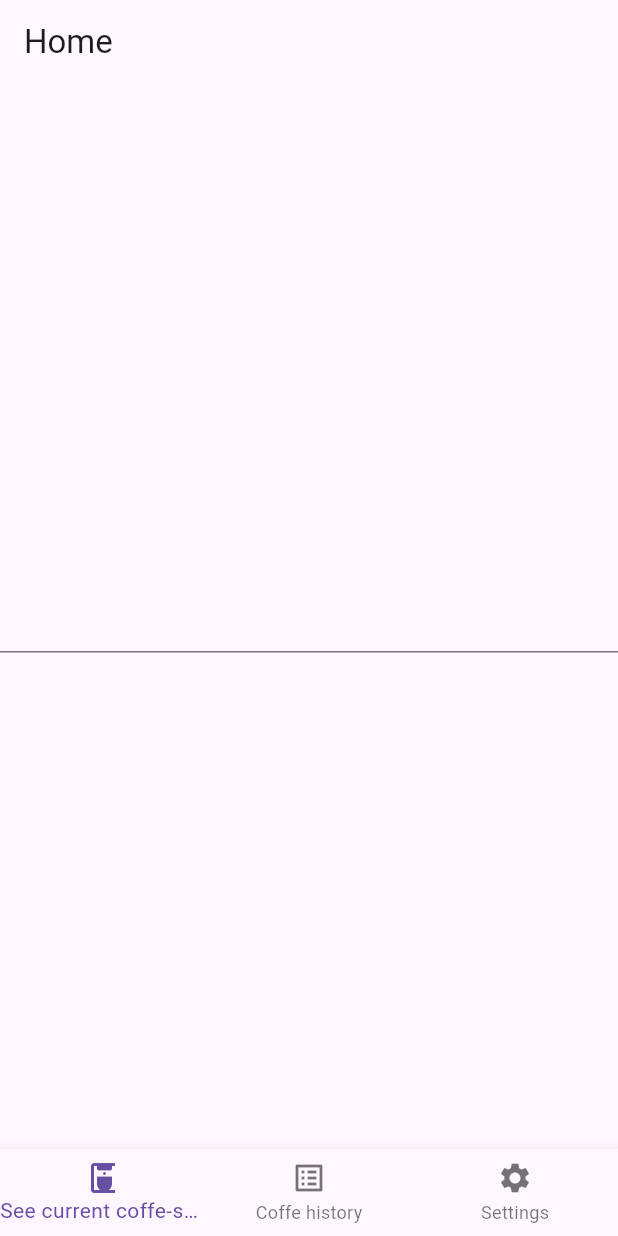
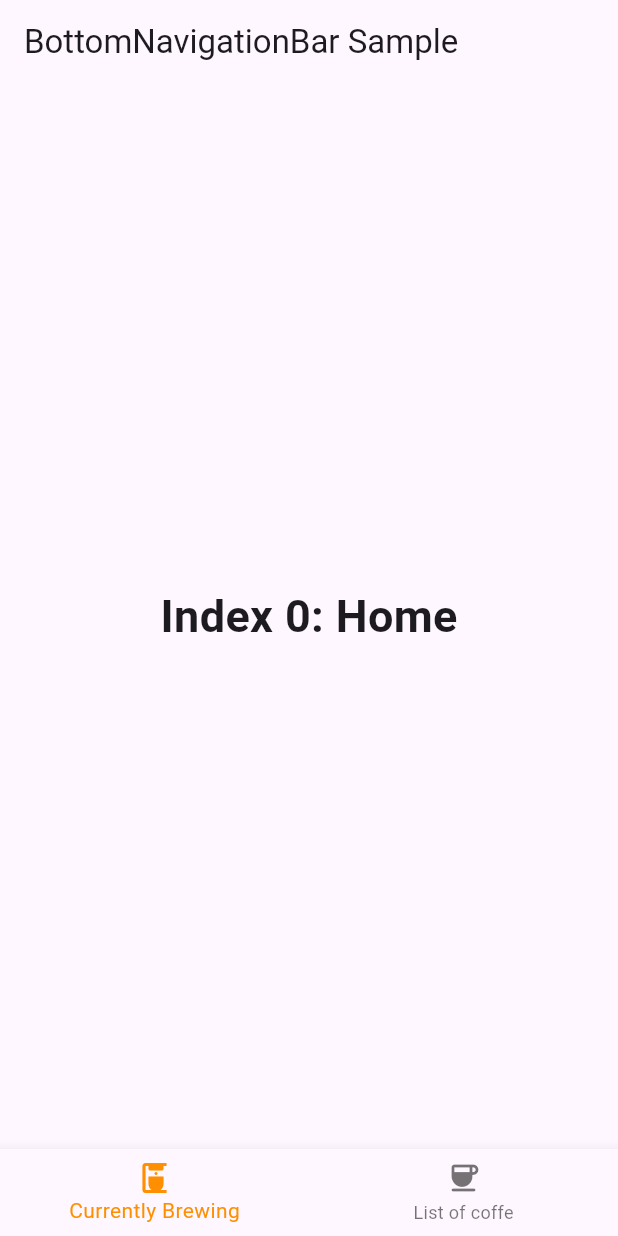
Before and after one commit to gust1527/coffe-rating-app, a Flutter app: the screen it shows after launch, on a phone screen of 412 x 824 dp. Run offline on Flutter 3.47's test engine with Material 3 defaults, Android fonts, the phone set to English and light mode, and no system bars.

Commit message:
Started from scratch with navigation-bar example

```diff
--- a/coffe_rating_app_impl/lib/main.dart
+++ b/coffe_rating_app_impl/lib/main.dart
@@ -1,65 +1,76 @@
 import 'package:flutter/material.dart';
 
-void main() {
-  runApp(const MyApp());
-}
+void main() => runApp(const BottomNavigationBarExampleApp());
 
-class MyApp extends StatelessWidget {
-  const MyApp({Key? key}) : super(key: key);
+class BottomNavigationBarExampleApp extends StatelessWidget {
+  const BottomNavigationBarExampleApp({super.key});
 
   @override
   Widget build(BuildContext context) {
-    return MaterialApp(
-      title: 'My App',
-      theme: ThemeData(
-        primarySwatch: Colors.blue,
-      ),
-      home: const HomePage(),
+    return const MaterialApp(
+      home: CoffeListApp(),
     );
   }
 }
 
-class HomePage extends StatefulWidget {
-  const HomePage({Key? key}) : super(key: key);
+class CoffeListApp extends StatefulWidget {
+  const CoffeListApp({super.key});
 
   @override
-  _HomePageState createState() => _HomePageState();
+  State<CoffeListApp> createState() =>
+      _CoffeListAppState();
 }
 
-class _HomePageState extends State<HomePage> {
+class _CoffeListAppState
+    extends State<CoffeListApp> {
+  int _selectedIndex = 0;
+  static const TextStyle optionStyle =
+      TextStyle(fontSize: 30, fontWeight: FontWeight.bold);
+  static const List<Widget> _widgetOptions = <Widget>[
+    Text(
+      'Index 0: Home',
+      style: optionStyle,
+    ),
+    Text(
+      'Index 1: Business',
+      style: optionStyle,
+    ),
+    Text(
+      'Index 2: School',
+      style: optionStyle,
+    ),
+  ];
+
+  void _onItemTapped(int index) {
+    setState(() {
+      _selectedIndex = index;
+    });
+  }
 
   @override
   Widget build(BuildContext context) {
     return Scaffold(
       appBar: AppBar(
-        title: const Text('Home'),
+        title: const Text('BottomNavigationBar Sample'),
       ),
-      body: const Center(child: TextField()),
-      bottomNavigationBar: BottomNavigationbar(),
+      body: Center(
+        child: _widgetOptions.elementAt(_selectedIndex),
+      ),
+      bottomNavigationBar: BottomNavigationBar(
+        items: const <BottomNavigationBarItem>[
+          BottomNavigationBarItem(
+            icon: Icon(Icons.coffee_maker),
+            label: 'Currently Brewing',
+          ),
+          BottomNavigationBarItem(
+            icon: Icon(Icons.coffee_rounded),
+            label: 'List of coffe',
+          ),
+        ],
+        currentIndex: _selectedIndex,
+        selectedItemColor: Colors.amber[800],
+        onTap: _onItemTapped,
+      ),
     );
   }
 }
-
-class BottomNavigationbar extends StatelessWidget {
-  int CurrentIndex = 0;
-
-  const BottomNavigationbar({
-    super.key,
-  });
-
-  @override
-  Widget build(BuildContext context) {
-    return BottomNavigationBar(items: [
-      BottomNavigationBarItem(
-          icon: Icon(Icons.coffee_maker),
-          label: 'See current coffe-setup'),
-      BottomNavigationBarItem(
-          icon: Icon(Icons.list_alt_outlined),
-          label: 'Coffe history'),
-      BottomNavigationBarItem(
-        icon: Icon(Icons.settings),
-        label: 'Settings',
-      ),
-    ]);
-  }
-}
```
